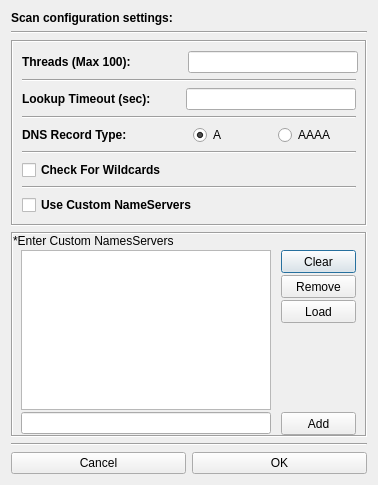
First picture: the form in gui/src/Dialogs/ConfigDialog.ui, repository 3nock/OTE, before the edit.
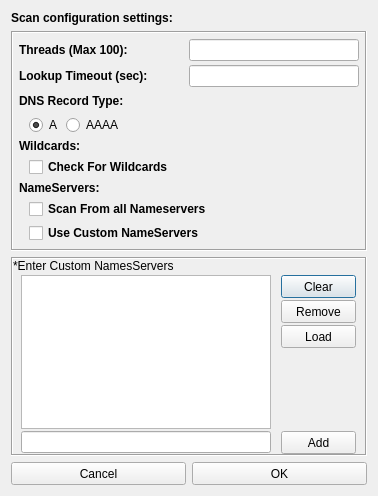
Second picture: the form after the edit.

Diff of the .ui file:
```diff
--- a/gui/src/Dialogs/ConfigDialog.ui
+++ b/gui/src/Dialogs/ConfigDialog.ui
@@ -7,7 +7,7 @@
     <x>0</x>
     <y>0</y>
     <width>378</width>
-    <height>485</height>
+    <height>496</height>
    </rect>
   </property>
   <property name="sizePolicy">
@@ -25,7 +25,7 @@
   <property name="maximumSize">
    <size>
     <width>378</width>
-    <height>485</height>
+    <height>500</height>
    </size>
   </property>
   <property name="windowTitle">
@@ -50,16 +50,6 @@
        </property>
       </widget>
      </item>
-     <item>
-      <widget class="Line" name="line">
-       <property name="styleSheet">
-        <string notr="true"/>
-       </property>
-       <property name="orientation">
-        <enum>Qt::Horizontal</enum>
-       </property>
-      </widget>
-     </item>
     </layout>
    </item>
    <item>
@@ -73,7 +63,22 @@
      <property name="frameShadow">
       <enum>QFrame::Sunken</enum>
      </property>
-     <layout class="QVBoxLayout" name="verticalLayout">
+     <layout class="QVBoxLayout" name="verticalLayout_5">
+      <property name="spacing">
+       <number>4</number>
+      </property>
+      <property name="leftMargin">
+       <number>6</number>
+      </property>
+      <property name="topMargin">
+       <number>6</number>
+      </property>
+      <property name="rightMargin">
+       <number>6</number>
+      </property>
+      <property name="bottomMargin">
+       <number>6</number>
+      </property>
       <item>
        <layout class="QHBoxLayout" name="horizontalLayout_2">
         <item>
@@ -86,14 +91,14 @@
           </property>
           <property name="minimumSize">
            <size>
-            <width>160</width>
-            <height>20</height>
+            <width>0</width>
+            <height>0</height>
            </size>
           </property>
           <property name="maximumSize">
            <size>
-            <width>160</width>
-            <height>20</height>
+            <width>16777215</width>
+            <height>16777215</height>
            </size>
           </property>
           <property name="font">
@@ -141,13 +146,6 @@
         </item>
        </layout>
       </item>
-      <item>
-       <widget class="Line" name="line_4">
-        <property name="orientation">
-         <enum>Qt::Horizontal</enum>
-        </property>
-       </widget>
-      </item>
       <item>
        <layout class="QHBoxLayout" name="horizontalLayout_5">
         <item>
@@ -194,15 +192,6 @@
        </layout>
       </item>
       <item>
-       <widget class="Line" name="line_6">
-        <property name="orientation">
-         <enum>Qt::Horizontal</enum>
-        </property>
-       </widget>
-      </item>
-      <item>
-       <layout class="QHBoxLayout" name="horizontalLayout_4">
-        <item>
          <widget class="QLabel" name="label_6">
           <property name="sizePolicy">
            <sizepolicy hsizetype="Preferred" vsizetype="Fixed">
@@ -248,7 +237,7 @@
         <item>
          <layout class="QHBoxLayout" name="horizontalLayout_3">
           <property name="leftMargin">
-           <number>5</number>
+         <number>10</number>
           </property>
           <item>
            <widget class="QRadioButton" name="radioButton_dnsRecordType_A">
@@ -287,23 +276,39 @@
             </attribute>
            </widget>
           </item>
-         </layout>
-        </item>
-       </layout>
-      </item>
       <item>
-       <widget class="Line" name="line_3">
-        <property name="styleSheet">
-         <string notr="true"/>
-        </property>
-        <property name="frameShadow">
-         <enum>QFrame::Sunken</enum>
-        </property>
+         <spacer name="horizontalSpacer_2">
         <property name="orientation">
          <enum>Qt::Horizontal</enum>
         </property>
+          <property name="sizeHint" stdset="0">
+           <size>
+            <width>40</width>
+            <height>20</height>
+           </size>
+          </property>
+         </spacer>
+        </item>
+       </layout>
+      </item>
+      <item>
+       <widget class="QLabel" name="label_2">
+        <property name="font">
+         <font>
+          <weight>75</weight>
+          <bold>true</bold>
+         </font>
+        </property>
+        <property name="text">
+         <string>Wildcards:</string>
+        </property>
        </widget>
       </item>
+      <item>
+       <layout class="QHBoxLayout" name="horizontalLayout_4">
+        <property name="leftMargin">
+         <number>10</number>
+        </property>
       <item>
        <widget class="QCheckBox" name="checkBox_checkWildcards">
         <property name="font">
@@ -318,9 +323,48 @@
        </widget>
       </item>
       <item>
-       <widget class="Line" name="line_2">
+         <spacer name="horizontalSpacer">
         <property name="orientation">
          <enum>Qt::Horizontal</enum>
+          </property>
+          <property name="sizeHint" stdset="0">
+           <size>
+            <width>40</width>
+            <height>20</height>
+           </size>
+          </property>
+         </spacer>
+        </item>
+       </layout>
+      </item>
+      <item>
+       <widget class="QLabel" name="label_4">
+        <property name="font">
+         <font>
+          <weight>75</weight>
+          <bold>true</bold>
+         </font>
+        </property>
+        <property name="text">
+         <string>NameServers:</string>
+        </property>
+       </widget>
+      </item>
+      <item>
+       <layout class="QVBoxLayout" name="verticalLayout">
+        <property name="leftMargin">
+         <number>10</number>
+        </property>
+        <item>
+         <widget class="QCheckBox" name="checkBox">
+          <property name="font">
+           <font>
+            <weight>75</weight>
+            <bold>true</bold>
+           </font>
+          </property>
+          <property name="text">
+           <string>Scan From all Nameservers</string>
         </property>
        </widget>
       </item>
@@ -342,6 +386,8 @@
        </widget>
       </item>
      </layout>
+      </item>
+     </layout>
     </widget>
    </item>
    <item>
@@ -577,20 +623,22 @@
    </item>
    <item>
     <layout class="QVBoxLayout" name="verticalLayout_3">
-     <item>
-      <widget class="Line" name="line_9">
-       <property name="styleSheet">
-        <string notr="true"/>
-       </property>
-       <property name="orientation">
-        <enum>Qt::Horizontal</enum>
-       </property>
-      </widget>
-     </item>
      <item>
       <layout class="QHBoxLayout" name="horizontalLayout">
        <item>
         <widget class="QPushButton" name="pushButton_cancel">
+         <property name="minimumSize">
+          <size>
+           <width>0</width>
+           <height>23</height>
+          </size>
+         </property>
+         <property name="maximumSize">
+          <size>
+           <width>16777215</width>
+           <height>23</height>
+          </size>
+         </property>
          <property name="styleSheet">
           <string notr="true"/>
          </property>
@@ -601,6 +649,18 @@
        </item>
        <item>
         <widget class="QPushButton" name="pushButton_ok">
+         <property name="minimumSize">
+          <size>
+           <width>0</width>
+           <height>23</height>
+          </size>
+         </property>
+         <property name="maximumSize">
+          <size>
+           <width>16777215</width>
+           <height>23</height>
+          </size>
+         </property>
          <property name="styleSheet">
           <string notr="true"/>
          </property>
```
Lines whose indentation alone changed are shown as unchanged.
